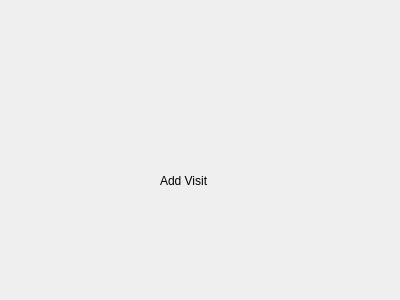
Old version of the form dialogaddvisit.ui in the repository kushagra10025/Hospital-Registration-Portal.
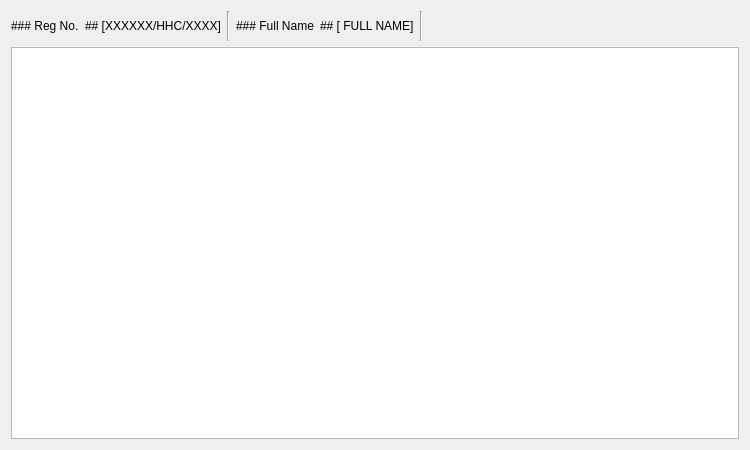
New version of the form.

Commit message: Started adding Smart Pointer | Basic View Visit UI + Setup

```diff
--- a/dialogaddvisit.ui
+++ b/dialogaddvisit.ui
@@ -6,26 +6,141 @@
    <rect>
     <x>0</x>
     <y>0</y>
-    <width>400</width>
-    <height>300</height>
+    <width>750</width>
+    <height>450</height>
    </rect>
   </property>
   <property name="windowTitle">
    <string>Dialog</string>
   </property>
-  <widget class="QLabel" name="label">
-   <property name="geometry">
-    <rect>
-     <x>160</x>
-     <y>140</y>
-     <width>101</width>
-     <height>81</height>
-    </rect>
-   </property>
-   <property name="text">
-    <string>Add Visit</string>
-   </property>
-  </widget>
+  <layout class="QGridLayout" name="gridLayout">
+   <item row="0" column="0">
+    <layout class="QVBoxLayout" name="verticalLayout">
+     <item>
+      <layout class="QHBoxLayout" name="info_layout">
+       <item>
+        <widget class="QLabel" name="lbl_reg_no">
+         <property name="minimumSize">
+          <size>
+           <width>0</width>
+           <height>30</height>
+          </size>
+         </property>
+         <property name="maximumSize">
+          <size>
+           <width>16777215</width>
+           <height>30</height>
+          </size>
+         </property>
+         <property name="text">
+          <string>### Reg No.</string>
+         </property>
+         <property name="textFormat">
+          <enum>Qt::MarkdownText</enum>
+         </property>
+        </widget>
+       </item>
+       <item>
+        <widget class="QLabel" name="lbl_txt_reg_no">
+         <property name="minimumSize">
+          <size>
+           <width>0</width>
+           <height>30</height>
+          </size>
+         </property>
+         <property name="maximumSize">
+          <size>
+           <width>16777215</width>
+           <height>30</height>
+          </size>
+         </property>
+         <property name="text">
+          <string>## [XXXXXX/HHC/XXXX]</string>
+         </property>
+         <property name="textFormat">
+          <enum>Qt::MarkdownText</enum>
+         </property>
+        </widget>
+       </item>
+       <item>
+        <widget class="Line" name="line">
+         <property name="orientation">
+          <enum>Qt::Vertical</enum>
+         </property>
+        </widget>
+       </item>
+       <item>
+        <widget class="QLabel" name="lbl_name">
+         <property name="minimumSize">
+          <size>
+           <width>0</width>
+           <height>30</height>
+          </size>
+         </property>
+         <property name="maximumSize">
+          <size>
+           <width>16777215</width>
+           <height>30</height>
+          </size>
+         </property>
+         <property name="text">
+          <string>### Full Name</string>
+         </property>
+         <property name="textFormat">
+          <enum>Qt::MarkdownText</enum>
+         </property>
+        </widget>
+       </item>
+       <item>
+        <widget class="QLabel" name="lbl_txt_name">
+         <property name="minimumSize">
+          <size>
+           <width>0</width>
+           <height>30</height>
+          </size>
+         </property>
+         <property name="maximumSize">
+          <size>
+           <width>16777215</width>
+           <height>30</height>
+          </size>
+         </property>
+         <property name="text">
+          <string>## [ FULL NAME]</string>
+         </property>
+         <property name="textFormat">
+          <enum>Qt::MarkdownText</enum>
+         </property>
+        </widget>
+       </item>
+       <item>
+        <widget class="Line" name="line_2">
+         <property name="orientation">
+          <enum>Qt::Vertical</enum>
+         </property>
+        </widget>
+       </item>
+       <item>
+        <spacer name="horizontalSpacer">
+         <property name="orientation">
+          <enum>Qt::Horizontal</enum>
+         </property>
+         <property name="sizeHint" stdset="0">
+          <size>
+           <width>40</width>
+           <height>20</height>
+          </size>
+         </property>
+        </spacer>
+       </item>
+      </layout>
+     </item>
+     <item>
+      <widget class="QTextEdit" name="textEdit"/>
+     </item>
+    </layout>
+   </item>
+  </layout>
  </widget>
  <resources/>
  <connections/>
```
The commit also changes 6 other files.
